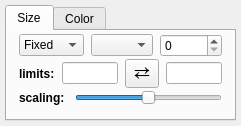
Above: glue/viewers/scatter/qt/layer_style_editor_scatter.ui from glue-viz/glue before the change. Below: the same form after it.
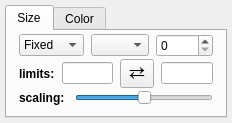
That is the form after the change. The open tabs and pages were chosen to show the change. Custom widgets are drawn as their Qt base class.

Commit message: Show warning in combo box if the data may be large enough to cause slowdowns

The edit to the form file:
```diff
--- a/glue/viewers/scatter/qt/layer_style_editor_scatter.ui
+++ b/glue/viewers/scatter/qt/layer_style_editor_scatter.ui
@@ -6,8 +6,8 @@
    <rect>
     <x>0</x>
     <y>0</y>
-    <width>241</width>
-    <height>126</height>
+    <width>232</width>
+    <height>121</height>
    </rect>
   </property>
   <property name="windowTitle">
```
Left out of the diff: 2 changed lines with no effect on the pictures. The commit also changes 3 other files.
